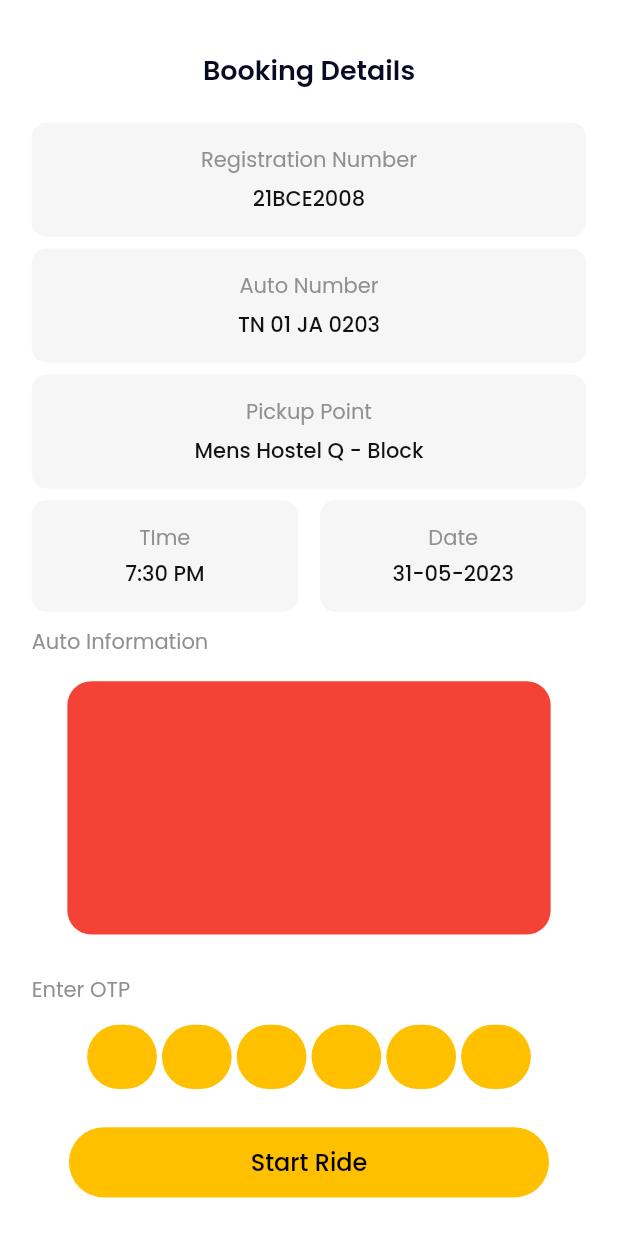
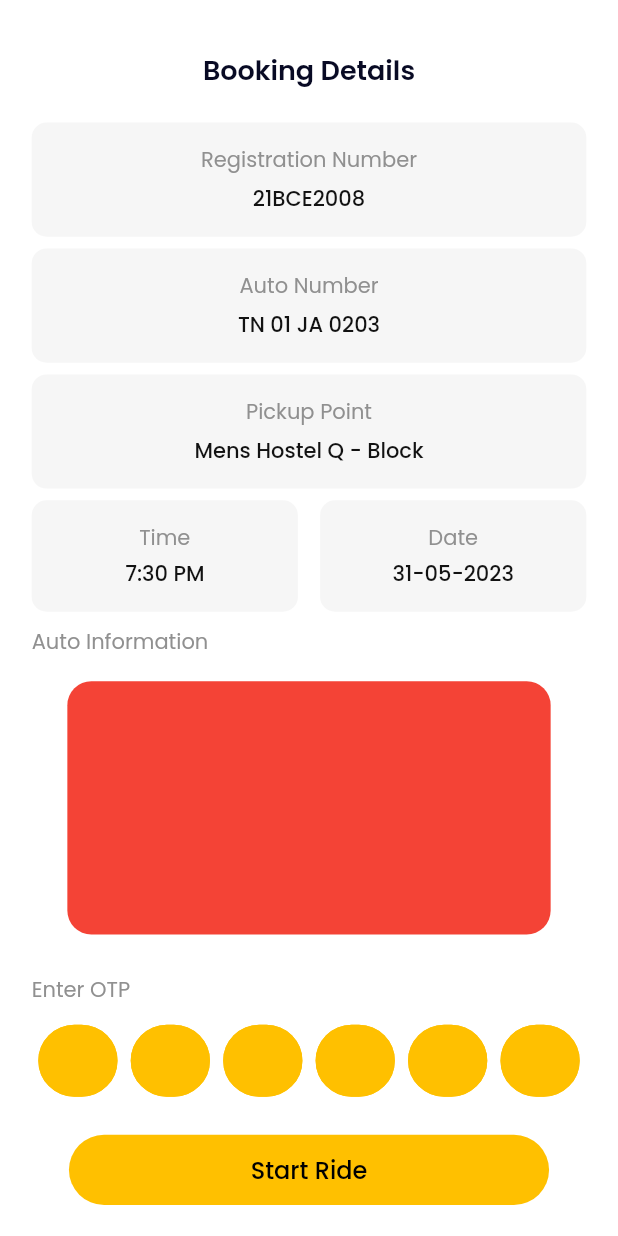
Before and after one commit to muditag007/Auto-App, a Flutter app: the BookingConfirm screen opened by its route, on a phone screen of 412 x 824 dp. Run offline on Flutter 3.47's test engine with Material 2 defaults, Android fonts, the light colour scheme and no system bars; drawn by our look-alikes of otp_text_field; our stand-ins replace flutter_otp_text_field, flutter_switch, google_fonts.

Commit message:
ft:otp field

```diff
--- a/lib/pages/booking_confirm.dart
+++ b/lib/pages/booking_confirm.dart
@@ -1,7 +1,11 @@
-// ignore_for_file: prefer_const_constructors, sized_box_for_whitespace
+// ignore_for_file: prefer_const_constructors, sized_box_for_whitespace, prefer_final_fields, prefer_interpolation_to_compose_strings, avoid_print
 
 import 'package:auto_app/constants.dart';
 import 'package:flutter/material.dart';
+import 'package:otp_text_field/otp_field.dart';
+import 'package:flutter_otp_text_field/flutter_otp_text_field.dart';
+import 'package:otp_text_field/otp_field_style.dart';
+import 'package:otp_text_field/style.dart';
 
 class BookingConfirm extends StatefulWidget {
   const BookingConfirm({super.key});
@@ -12,6 +16,8 @@ class BookingConfirm extends StatefulWidget {
 }
 
 class _BookingConfirmState extends State<BookingConfirm> {
+  OtpFieldController _otpController = OtpFieldController();
+
   @override
   Widget build(BuildContext context) {
     final screenHeight = (MediaQuery.of(context).size.height -
@@ -26,6 +32,7 @@ class _BookingConfirmState extends State<BookingConfirm> {
           left: 20 * screenWidth,
           right: 20 * screenWidth,
         ),
+        child: SingleChildScrollView(
           child: Column(
             crossAxisAlignment: CrossAxisAlignment.start,
             children: [
@@ -175,7 +182,7 @@ class _BookingConfirmState extends State<BookingConfirm> {
                         mainAxisAlignment: MainAxisAlignment.spaceBetween,
                         children: [
                           Text(
-                          "TIme",
+                            "Time",
                             style: TextStyle(
                               color: kGrey2,
                               fontSize: 14,
@@ -269,65 +276,101 @@ class _BookingConfirmState extends State<BookingConfirm> {
               SizedBox(
                 height: 13 * screenHeight,
               ),
-            Align(
-              alignment: Alignment.center,
-              child: Container(
+              Container(
+                width: double.infinity,
+                child: OTPTextField(
+                  contentPadding: EdgeInsets.symmetric(
+                    horizontal: 15 * screenWidth,
+                    vertical: 7 * screenHeight,
+                  ),
+                  controller: _otpController,
+                  otpFieldStyle: OtpFieldStyle(
+                    backgroundColor: kYellow,
+                    enabledBorderColor: kYellow,
+                    disabledBorderColor: kYellow,
+                    errorBorderColor: kYellow,
+                    borderColor: kYellow,
+                    focusBorderColor: kYellow,
+                  ),
+                  length: 6,
                   width: 280 * screenWidth,
-                child: Row(
-                  mainAxisAlignment: MainAxisAlignment.spaceBetween,
-                  children: [
-                    Container(
-                      height: 44 * screenHeight,
-                      width: 44 * screenWidth,
-                      decoration: BoxDecoration(
-                        borderRadius: BorderRadius.circular(44),
-                        color: kYellow,
+                  spaceBetween: 0,
+                  textFieldAlignment: MainAxisAlignment.spaceAround,
+                  fieldWidth: 50 * screenWidth,
+                  fieldStyle: FieldStyle.box,
+                  outlineBorderRadius: 100,
+                  style: TextStyle(
+                    fontSize: 20,
+                    fontWeight: FontWeight.w600,
+                  ),
+                  onChanged: (pin) {
+                    print("Changed: " + pin);
+                  },
+                  onCompleted: (pin) {
+                    print("Completed: " + pin);
+                  },
                 ),
               ),
-                    Container(
-                      height: 44 * screenHeight,
-                      width: 44 * screenWidth,
-                      decoration: BoxDecoration(
-                        borderRadius: BorderRadius.circular(44),
-                        color: kYellow,
-                      ),
-                    ),
-                    Container(
-                      height: 44 * screenHeight,
-                      width: 44 * screenWidth,
-                      decoration: BoxDecoration(
-                        borderRadius: BorderRadius.circular(44),
-                        color: kYellow,
-                      ),
-                    ),
-                    Container(
-                      height: 44 * screenHeight,
-                      width: 44 * screenWidth,
-                      decoration: BoxDecoration(
-                        borderRadius: BorderRadius.circular(44),
-                        color: kYellow,
-                      ),
-                    ),
-                    Container(
-                      height: 44 * screenHeight,
-                      width: 44 * screenWidth,
-                      decoration: BoxDecoration(
-                        borderRadius: BorderRadius.circular(44),
-                        color: kYellow,
-                      ),
-                    ),
-                    Container(
-                      height: 44 * screenHeight,
-                      width: 44 * screenWidth,
-                      decoration: BoxDecoration(
-                        borderRadius: BorderRadius.circular(44),
-                        color: kYellow,
-                      ),
-                    ),
-                  ],
-                ),
-              ),
-            ),
+
+              // Align(
+              //   alignment: Alignment.center,
+              //   child: Container(
+              //     width: 280 * screenWidth,
+              //     child: Row(
+              //       mainAxisAlignment: MainAxisAlignment.spaceBetween,
+              //       children: [
+              //         Container(
+              //           height: 44 * screenHeight,
+              //           width: 44 * screenWidth,
+              //           decoration: BoxDecoration(
+              //             borderRadius: BorderRadius.circular(44),
+              //             color: kYellow,
+              //           ),
+              //         ),
+              //         Container(
+              //           height: 44 * screenHeight,
+              //           width: 44 * screenWidth,
+              //           decoration: BoxDecoration(
+              //             borderRadius: BorderRadius.circular(44),
+              //             color: kYellow,
+              //           ),
+              //         ),
+              //         Container(
+              //           height: 44 * screenHeight,
+              //           width: 44 * screenWidth,
+              //           decoration: BoxDecoration(
+              //             borderRadius: BorderRadius.circular(44),
+              //             color: kYellow,
+              //           ),
+              //         ),
+              //         Container(
+              //           height: 44 * screenHeight,
+              //           width: 44 * screenWidth,
+              //           decoration: BoxDecoration(
+              //             borderRadius: BorderRadius.circular(44),
+              //             color: kYellow,
+              //           ),
+              //         ),
+              //         Container(
+              //           height: 44 * screenHeight,
+              //           width: 44 * screenWidth,
+              //           decoration: BoxDecoration(
+              //             borderRadius: BorderRadius.circular(44),
+              //             color: kYellow,
+              //           ),
+              //         ),
+              //         Container(
+              //           height: 44 * screenHeight,
+              //           width: 44 * screenWidth,
+              //           decoration: BoxDecoration(
+              //             borderRadius: BorderRadius.circular(44),
+              //             color: kYellow,
+              //           ),
+              //         ),
+              //       ],
+              //     ),
+              //   ),
+              // ),
               SizedBox(
                 height: 26 * screenHeight,
               ),
@@ -355,6 +398,7 @@ class _BookingConfirmState extends State<BookingConfirm> {
             ],
           ),
         ),
+      ),
     );
   }
 }
--- a/pubspec.yaml
+++ b/pubspec.yaml
@@ -32,6 +32,8 @@ dependencies:
     sdk: flutter
   google_fonts: ^5.0.0
   flutter_switch: ^0.3.2
+  otp_text_field: ^1.1.3
+  flutter_otp_text_field: ^1.1.1
 
 
   # The following adds the Cupertino Icons font to your application.
```
Also changed, not shown: pubspec.lock. Lines whose indentation alone changed are shown as unchanged.
